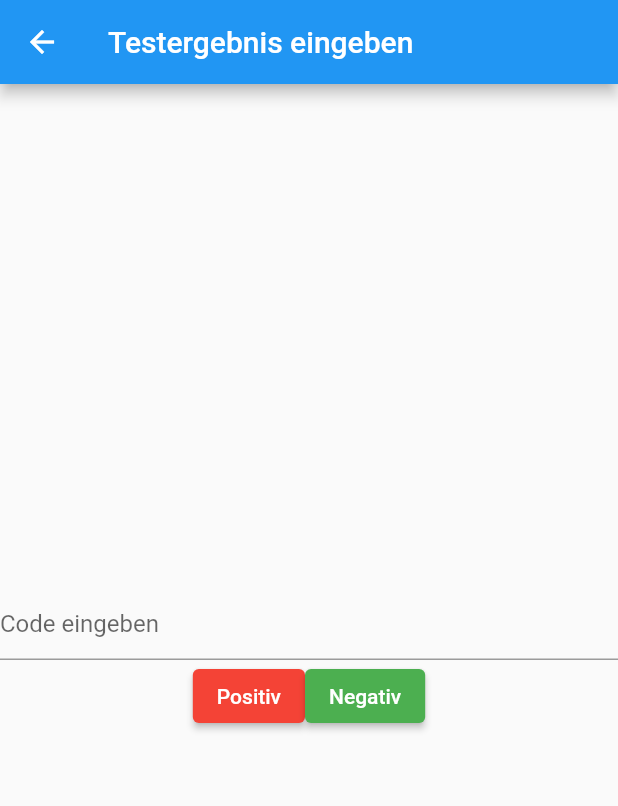
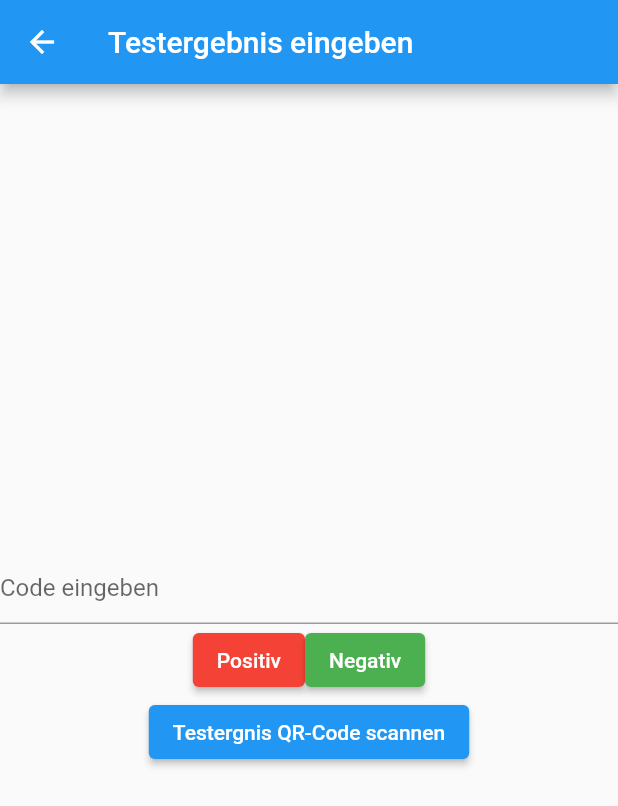
Before and after one commit to reyemDarnok/MCI_SOSE_2021, a Flutter app: the screen it shows after launch, after a tap on "Testergebns eingeben", on a phone screen of 412 x 824 dp. Shown: the top 806 px of the screen. Run offline on Flutter 3.47's test engine with Material 2 defaults, Android fonts, the phone set to English and light mode, and no system bars.

Commit message:
QRCode Button

```diff
--- a/lib/MainScreen.dart
+++ b/lib/MainScreen.dart
@@ -1,5 +1,6 @@
 import 'package:flutter/foundation.dart';
 import 'package:flutter/material.dart';
+import 'package:mci_practicum/QRCodeButton.dart';
 import 'package:mci_practicum/StatusWidget.dart';
 import 'package:mci_practicum/TestEntryScreen.dart';
 
@@ -36,12 +37,9 @@ class MainScreen extends StatelessWidget {
                 child: Text('Testergebns eingeben'),
               ),
               Text('\n\n'),
-              ElevatedButton(
-                onPressed: (){
-                  print("more test");
-                },
-                child: Text('QR-Code scannen')
-              )
+              QRCodeButton(
+                  callback: (s){},
+                  text: 'QR-Code scannen'),
             ],
           ),
         ),
--- /dev/null
+++ b/lib/QRCodeButton.dart
@@ -0,0 +1,14 @@
+
+import 'package:flutter/material.dart';
+typedef StringCallback = void Function(String data);
+
+class QRCodeButton extends StatelessWidget{
+  QRCodeButton({Key? key, required this.callback, required this.text}): super(key: key);
+  final StringCallback callback;
+  final String text;
+  @override
+  Widget build(BuildContext context) {
+    return ElevatedButton(onPressed: (){callback("missing");}, child: Text(text));
+  }
+
+}
--- a/lib/TestEntryScreen.dart
+++ b/lib/TestEntryScreen.dart
@@ -1,4 +1,5 @@
 import 'package:flutter/material.dart';
+import 'package:mci_practicum/QRCodeButton.dart';
 
 class TestEntryScreen extends StatelessWidget {
   TestEntryScreen({Key? key, required this.status}) : super(key: key);
@@ -46,7 +47,8 @@ class TestEntryScreen extends StatelessWidget {
                     child: Text('Negativ',),
                   ),
                 ],
-              )
+              ),
+              QRCodeButton(callback: (s){}, text: 'Testergnis QR-Code scannen')
             ],
           ),
         ),
```
